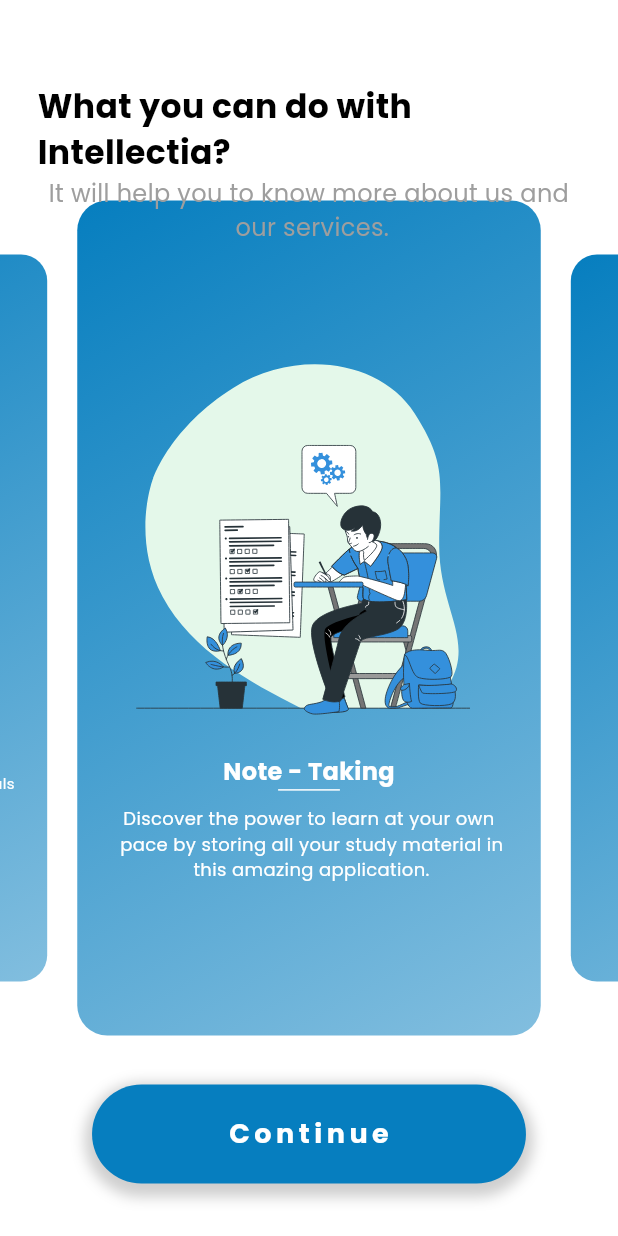
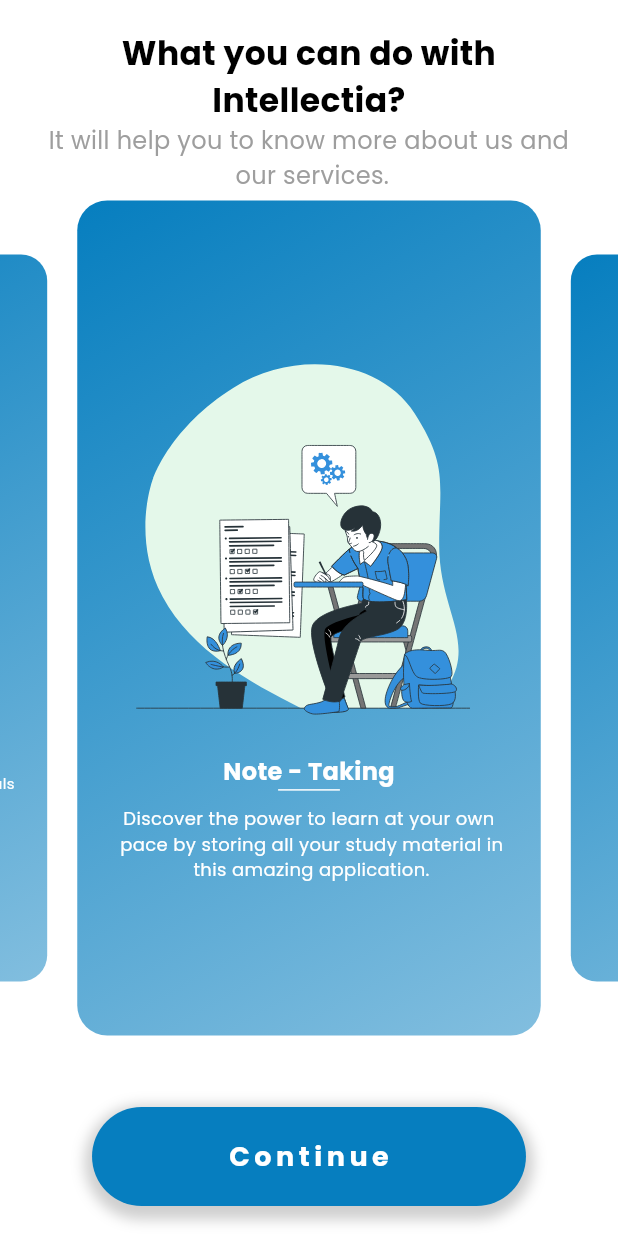
Before and after one commit to banulaperera/Intellectia-Mobile-App-SDGP, a Flutter app: the InfoScreen screen opened directly, on a phone screen of 412 x 824 dp. Run offline on Flutter 3.47's test engine with Material 3 defaults, Android fonts, the phone set to English and light mode, and no system bars; drawn by our look-alikes of carousel_slider; our stand-ins replace bootstrap_icons, fl_chart, flutter_local_notifications, flutter_slidable, get, image_picker and 4 more; missing offline and left inert: cron; accounts and stored records are empty; project files that could hold a hidden picture were left out.

Commit message:
Make UI responsive

```diff
--- a/client/lib/controllers/question_controller.dart
+++ b/client/lib/controllers/question_controller.dart
@@ -119,6 +119,4 @@ class QuestionController extends GetxController
     }
     update();
   }
-
-
 }
--- a/client/lib/screens/quiz/welcome/welcome_screen.dart
+++ b/client/lib/screens/quiz/welcome/welcome_screen.dart
@@ -22,6 +22,7 @@ class WelcomeScreen extends StatelessWidget {
                     Lottie.asset('animations/Animation - 1710413869166.json', height: 380, reverse: true, repeat: true, animate: true,),
                     const Spacer(), //2/6
                     Text(
+                      textAlign: TextAlign.center,
                       "Are you ready for the quiz?",
                       style: Theme.of(context).textTheme.headlineMedium?.copyWith(
                           color: const Color.fromARGB(255, 6, 6, 6),
--- a/client/lib/screens/splash_screens/info_screen.dart
+++ b/client/lib/screens/splash_screens/info_screen.dart
@@ -122,7 +122,7 @@ class _InfoScreenState extends State<InfoScreen> {
               ),
             ),
             Container(
-              padding: const EdgeInsets.symmetric(horizontal: 25, vertical: 35),
+              padding: const EdgeInsets.symmetric(horizontal: 25),
               width: MediaQuery.of(context).size.width,
               child: Column(
                 children: [
@@ -130,6 +130,7 @@ class _InfoScreenState extends State<InfoScreen> {
                     height: MediaQuery.of(context).size.width * 0.05,
                   ),
                   const Text(
+                    textAlign: TextAlign.center,
                     "What you can do with Intellectia?",
                     style: TextStyle(
                       color: Colors.black,
@@ -146,10 +147,12 @@ class _InfoScreenState extends State<InfoScreen> {
                     ),
                   ),
                   const Spacer(),
-                  SizedBox(
-                    height: MediaQuery.of(context).size.width * 0.05,
-                  ),
-                  FittedBox(
+                  // SizedBox(
+                  //   height: MediaQuery.of(context).size.width * 0.05,
+                  // ),
+                  Padding(
+                    padding: const EdgeInsets.only(bottom: 20),
+                    child: FittedBox(
                       child: GestureDetector(
                         onTap: () {
                           Get.to(() => LoginPage(),
@@ -189,6 +192,7 @@ class _InfoScreenState extends State<InfoScreen> {
                         ),
                       ),
                     ),
+                  ),
                 ],
               ),
             )
```
Lines whose indentation alone changed are shown as unchanged.
